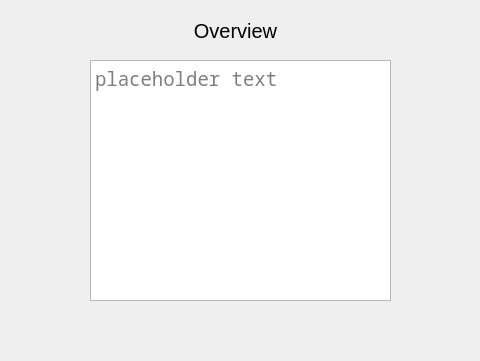
The window that progress_window.ui (frogstarbop/BatchOps) describes before a commit, drawn with Qt 5; both pictures show x 400 to 880 and y 210 to 571 of the 1220 by 770 pixel window.
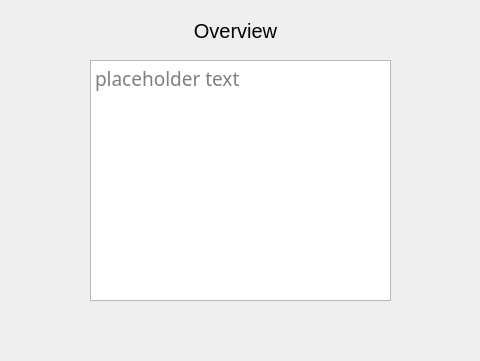
The same window after the commit. Icons and pictures are not drawn.

Commit message: #2 Implement a bunch of UI changes from Stakeholder

The edit to the form file:
```diff
--- a/progress_window.ui
+++ b/progress_window.ui
@@ -95,7 +95,7 @@
    </property>
    <property name="font">
     <font>
-     <family>Noto Sans Mono</family>
+     <family>Noto Sans</family>
      <pointsize>14</pointsize>
     </font>
    </property>
@@ -106,7 +106,7 @@
 hr { height: 1px; border-width: 0; }
 li.unchecked::marker { content: &quot;\2610&quot;; }
 li.checked::marker { content: &quot;\2612&quot;; }
-&lt;/style&gt;&lt;/head&gt;&lt;body style=&quot; font-family:'Noto Sans Mono'; font-size:14pt; font-weight:400; font-style:normal;&quot;&gt;
+&lt;/style&gt;&lt;/head&gt;&lt;body style=&quot; font-family:'Noto Sans'; font-size:14pt; font-weight:400; font-style:normal;&quot;&gt;
 &lt;p style=&quot;-qt-paragraph-type:empty; margin-top:0px; margin-bottom:0px; margin-left:0px; margin-right:0px; -qt-block-indent:0; text-indent:0px; font-family:'Adwaita Mono';&quot;&gt;&lt;br /&gt;&lt;/p&gt;&lt;/body&gt;&lt;/html&gt;</string>
    </property>
    <property name="placeholderText">
```
The commit also changes 5 other files.
